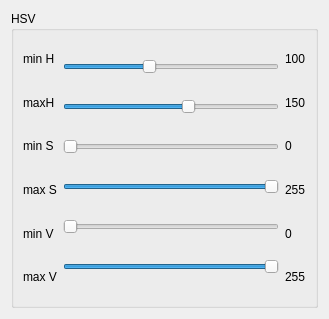
PhamTrHung/deltarobotsoftware, file hsvwindow.ui: the form before one commit.
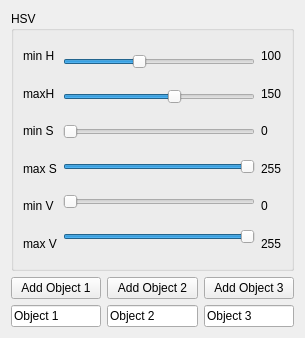
The form after the commit.

Patch:
```diff
--- a/hsvwindow.ui
+++ b/hsvwindow.ui
@@ -6,8 +6,8 @@
    <rect>
     <x>0</x>
     <y>0</y>
-    <width>329</width>
-    <height>319</height>
+    <width>305</width>
+    <height>338</height>
    </rect>
   </property>
   <property name="maximumSize">
@@ -22,6 +22,12 @@
   <layout class="QGridLayout" name="gridLayout">
    <item row="0" column="0">
     <widget class="QGroupBox" name="groupBox">
+     <property name="sizePolicy">
+      <sizepolicy hsizetype="Preferred" vsizetype="Expanding">
+       <horstretch>0</horstretch>
+       <verstretch>0</verstretch>
+      </sizepolicy>
+     </property>
      <property name="title">
       <string>HSV</string>
      </property>
@@ -204,6 +210,86 @@
      </layout>
     </widget>
    </item>
+   <item row="1" column="0">
+    <layout class="QHBoxLayout" name="horizontalLayout_3">
+     <item>
+      <widget class="QPushButton" name="btnObject1">
+       <property name="focusPolicy">
+        <enum>Qt::NoFocus</enum>
+       </property>
+       <property name="styleSheet">
+        <string notr="true">
+QPushButton:pressed
+{
+	background-color:rgb(255, 255, 0);
+}</string>
+       </property>
+       <property name="text">
+        <string>Add Object 1</string>
+       </property>
+      </widget>
+     </item>
+     <item>
+      <widget class="QPushButton" name="btnObject2">
+       <property name="focusPolicy">
+        <enum>Qt::NoFocus</enum>
+       </property>
+       <property name="styleSheet">
+        <string notr="true">
+QPushButton:pressed
+{
+	background-color:rgb(255, 255, 0);
+}</string>
+       </property>
+       <property name="text">
+        <string>Add Object 2</string>
+       </property>
+      </widget>
+     </item>
+     <item>
+      <widget class="QPushButton" name="btnObject3">
+       <property name="focusPolicy">
+        <enum>Qt::NoFocus</enum>
+       </property>
+       <property name="styleSheet">
+        <string notr="true">
+QPushButton:pressed
+{
+	background-color:rgb(255, 255, 0);
+}</string>
+       </property>
+       <property name="text">
+        <string>Add Object 3</string>
+       </property>
+      </widget>
+     </item>
+    </layout>
+   </item>
+   <item row="2" column="0">
+    <layout class="QHBoxLayout" name="horizontalLayout_4">
+     <item>
+      <widget class="QLineEdit" name="leObject1Name">
+       <property name="text">
+        <string>Object 1</string>
+       </property>
+      </widget>
+     </item>
+     <item>
+      <widget class="QLineEdit" name="leObject2Name">
+       <property name="text">
+        <string>Object 2</string>
+       </property>
+      </widget>
+     </item>
+     <item>
+      <widget class="QLineEdit" name="leObject3Name">
+       <property name="text">
+        <string>Object 3</string>
+       </property>
+      </widget>
+     </item>
+    </layout>
+   </item>
   </layout>
  </widget>
  <resources/>
```
